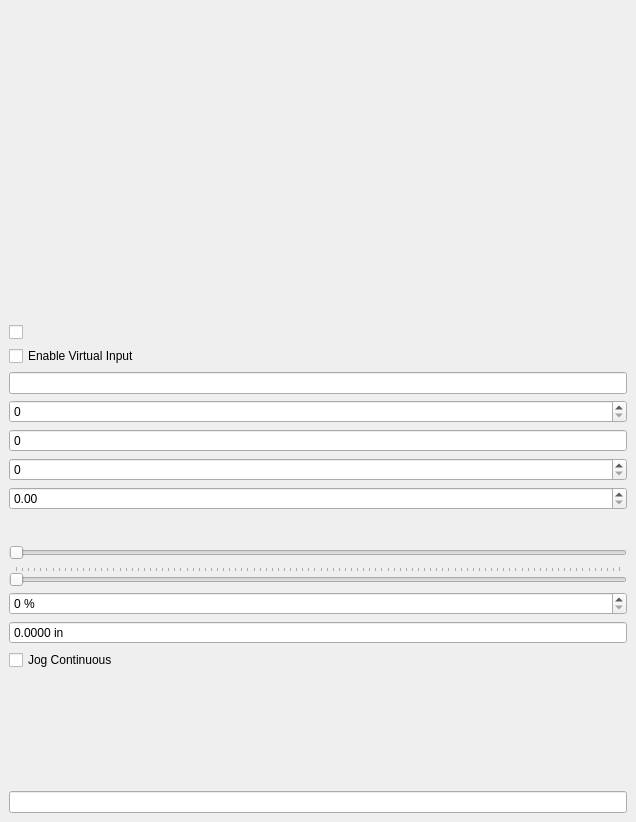
First picture: the form in examples/mini/mini.ui, repository kcjengr/qtpyvcp, before the edit.
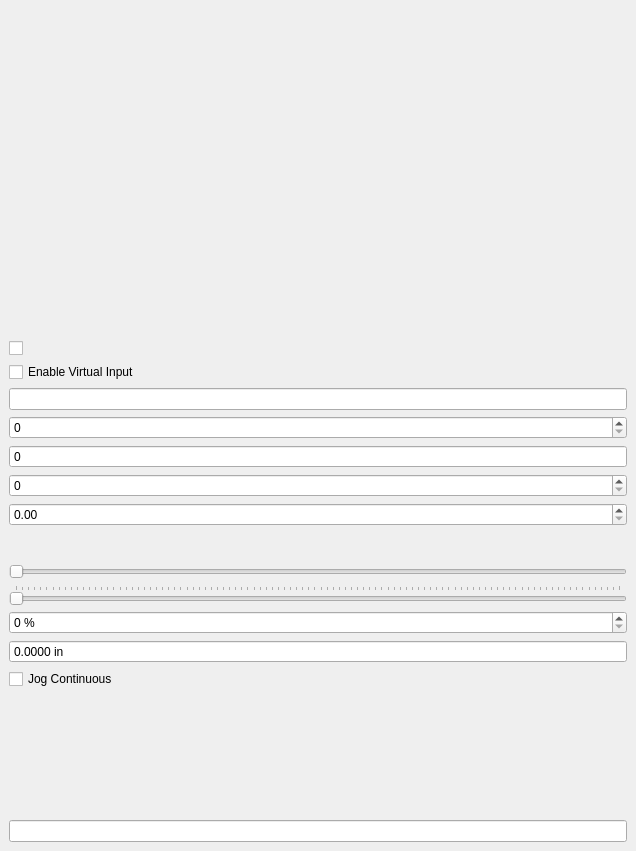
Second picture: the form after the edit. Custom widgets are drawn as their Qt base class.

Commit message: refactor and doc strings

Patch:
```diff
--- a/examples/mini/mini.ui
+++ b/examples/mini/mini.ui
@@ -7,7 +7,7 @@
     <x>0</x>
     <y>0</y>
     <width>636</width>
-    <height>822</height>
+    <height>851</height>
    </rect>
   </property>
   <property name="focusPolicy">
```
Left out of the diff: 2 changed lines with no effect on the pictures. The commit also changes 2 other files.
